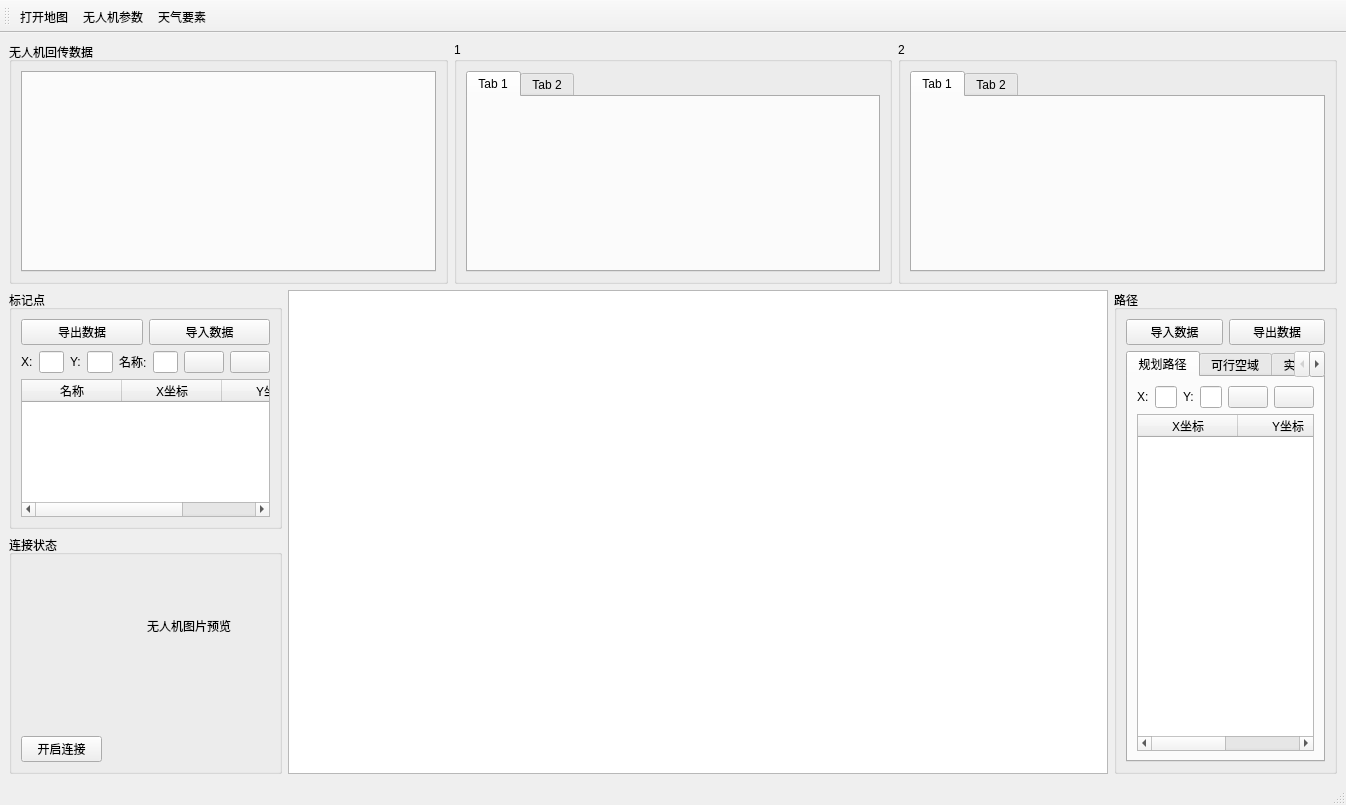
This is UAV/UAVServer/mainwindow.ui in zt900403/UAV as Qt 5 draws it before an edit. The edited form follows.
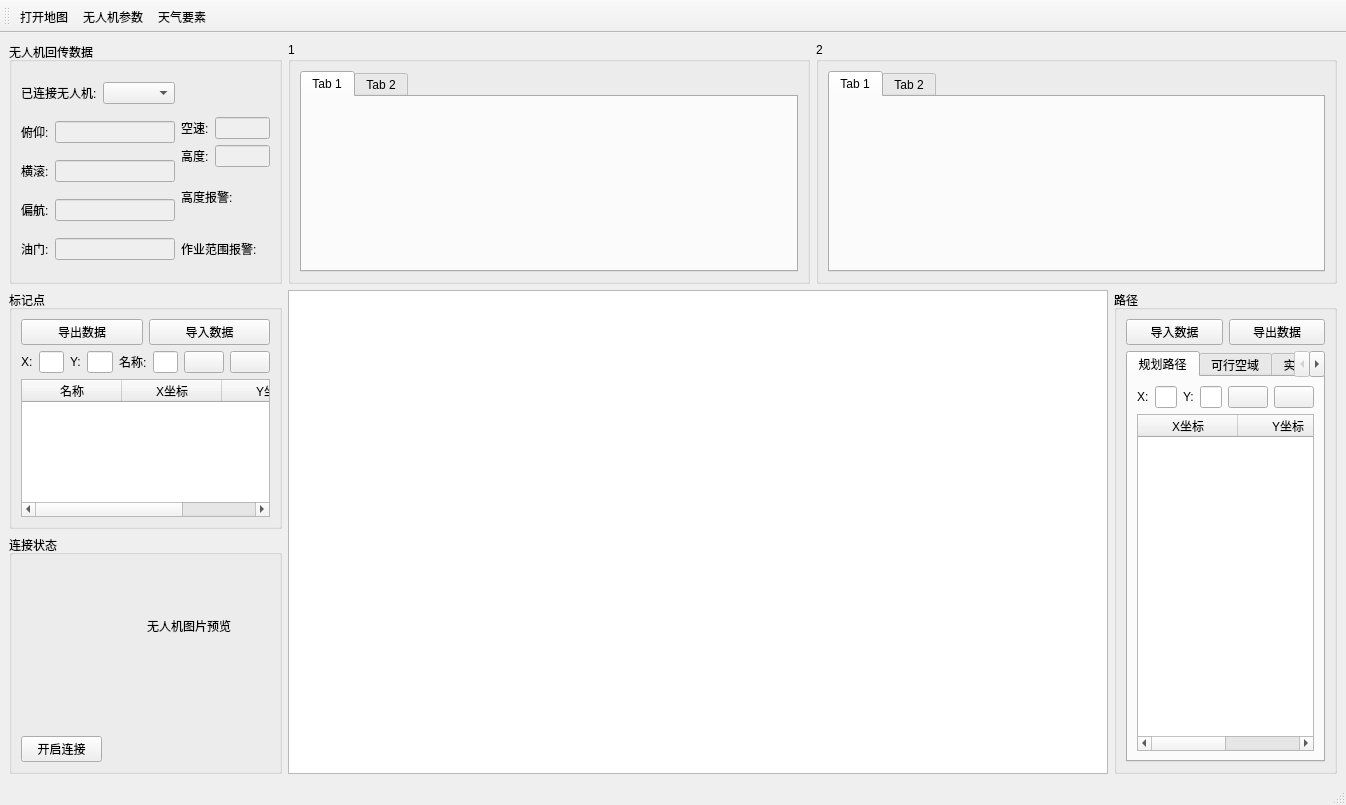
This is the edited form. Icons and pictures are not drawn. Custom widgets are drawn as their Qt base class.

Patch:
```diff
--- a/UAV/UAVServer/mainwindow.ui
+++ b/UAV/UAVServer/mainwindow.ui
@@ -16,19 +16,191 @@
   <widget class="QWidget" name="centralwidget">
    <layout class="QVBoxLayout" name="verticalLayout_4" stretch="1,2">
     <item>
-     <layout class="QHBoxLayout" name="horizontalLayout_2">
+     <layout class="QHBoxLayout" name="horizontalLayout_2" stretch="1,4,4">
       <item>
        <widget class="QGroupBox" name="groupBox_2">
         <property name="title">
          <string>无人机回传数据</string>
         </property>
-        <layout class="QVBoxLayout" name="verticalLayout_5">
+        <layout class="QHBoxLayout" name="horizontalLayout_19" stretch="1,2">
          <item>
-          <widget class="QTabWidget" name="uavStatusTabWidget">
-           <property name="currentIndex">
-            <number>-1</number>
-           </property>
-          </widget>
+          <layout class="QVBoxLayout" name="verticalLayout_5">
+           <item>
+            <layout class="QHBoxLayout" name="horizontalLayout_9">
+             <item>
+              <widget class="QLabel" name="label_8">
+               <property name="text">
+                <string>已连接无人机:</string>
+               </property>
+              </widget>
+             </item>
+             <item>
+              <widget class="QComboBox" name="uavStatusComboBox"/>
+             </item>
+            </layout>
+           </item>
+           <item>
+            <layout class="QHBoxLayout" name="horizontalLayout_10">
+             <item>
+              <widget class="QLabel" name="label_9">
+               <property name="text">
+                <string>俯仰:</string>
+               </property>
+              </widget>
+             </item>
+             <item>
+              <widget class="QLineEdit" name="pitchLineEdit">
+               <property name="enabled">
+                <bool>false</bool>
+               </property>
+              </widget>
+             </item>
+            </layout>
+           </item>
+           <item>
+            <layout class="QHBoxLayout" name="horizontalLayout_11">
+             <item>
+              <widget class="QLabel" name="label_10">
+               <property name="text">
+                <string>横滚:</string>
+               </property>
+              </widget>
+             </item>
+             <item>
+              <widget class="QLineEdit" name="rollLineEdit">
+               <property name="enabled">
+                <bool>false</bool>
+               </property>
+              </widget>
+             </item>
+            </layout>
+           </item>
+           <item>
+            <layout class="QHBoxLayout" name="horizontalLayout_13">
+             <item>
+              <widget class="QLabel" name="label_11">
+               <property name="text">
+                <string>偏航:</string>
+               </property>
+              </widget>
+             </item>
+             <item>
+              <widget class="QLineEdit" name="yawLineEdit">
+               <property name="enabled">
+                <bool>false</bool>
+               </property>
+              </widget>
+             </item>
+            </layout>
+           </item>
+           <item>
+            <layout class="QHBoxLayout" name="horizontalLayout_14">
+             <item>
+              <widget class="QLabel" name="label_12">
+               <property name="text">
+                <string>油门:</string>
+               </property>
+              </widget>
+             </item>
+             <item>
+              <widget class="QLineEdit" name="accLineEdit">
+               <property name="enabled">
+                <bool>false</bool>
+               </property>
+              </widget>
+             </item>
+            </layout>
+           </item>
+          </layout>
+         </item>
+         <item>
+          <layout class="QVBoxLayout" name="verticalLayout_13" stretch="1,1,1,1,1">
+           <item>
+            <spacer name="verticalSpacer">
+             <property name="orientation">
+              <enum>Qt::Vertical</enum>
+             </property>
+             <property name="sizeHint" stdset="0">
+              <size>
+               <width>20</width>
+               <height>40</height>
+              </size>
+             </property>
+            </spacer>
+           </item>
+           <item>
+            <layout class="QHBoxLayout" name="horizontalLayout_15">
+             <item>
+              <widget class="QLabel" name="label_13">
+               <property name="text">
+                <string>空速:</string>
+               </property>
+              </widget>
+             </item>
+             <item>
+              <widget class="QLineEdit" name="airspeedLineEdit">
+               <property name="enabled">
+                <bool>false</bool>
+               </property>
+              </widget>
+             </item>
+            </layout>
+           </item>
+           <item>
+            <layout class="QHBoxLayout" name="horizontalLayout_16">
+             <item>
+              <widget class="QLabel" name="label_14">
+               <property name="text">
+                <string>高度:</string>
+               </property>
+              </widget>
+             </item>
+             <item>
+              <widget class="QLineEdit" name="altitudeLineEdit">
+               <property name="enabled">
+                <bool>false</bool>
+               </property>
+              </widget>
+             </item>
+            </layout>
+           </item>
+           <item>
+            <layout class="QHBoxLayout" name="horizontalLayout_17" stretch="1,2">
+             <item>
+              <widget class="QLabel" name="label_15">
+               <property name="text">
+                <string>高度报警:</string>
+               </property>
+              </widget>
+             </item>
+             <item>
+              <widget class="QLabel" name="altitudeWarningLabel">
+               <property name="text">
+                <string/>
+               </property>
+              </widget>
+             </item>
+            </layout>
+           </item>
+           <item>
+            <layout class="QHBoxLayout" name="horizontalLayout_18" stretch="1,2">
+             <item>
+              <widget class="QLabel" name="label_17">
+               <property name="text">
+                <string>作业范围报警:</string>
+               </property>
+              </widget>
+             </item>
+             <item>
+              <widget class="QLabel" name="workspaceWarningLabel">
+               <property name="text">
+                <string/>
+               </property>
+              </widget>
+             </item>
+            </layout>
+           </item>
+          </layout>
          </item>
         </layout>
        </widget>
```
